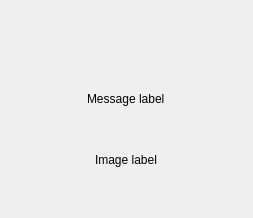
The window that src/gui/main_window/central_widget/overlay_widget/OverlayWidget.ui (ephell/Telescrape) describes before a commit, drawn with Qt 5.
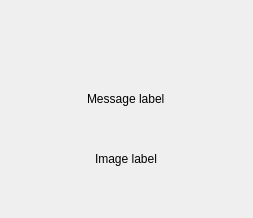
The same window after the commit.

Diff of the .ui file:
```diff
--- a/src/gui/main_window/central_widget/overlay_widget/OverlayWidget.ui
+++ b/src/gui/main_window/central_widget/overlay_widget/OverlayWidget.ui
@@ -27,7 +27,7 @@
    </item>
    <item>
     <layout class="QVBoxLayout" name="verticalLayout">
-     <item alignment="Qt::AlignHCenter">
+     <item alignment="Qt::AlignHCenter|Qt::AlignVCenter">
       <widget class="QLabel" name="image_label">
        <property name="text">
         <string>Image label</string>
```
